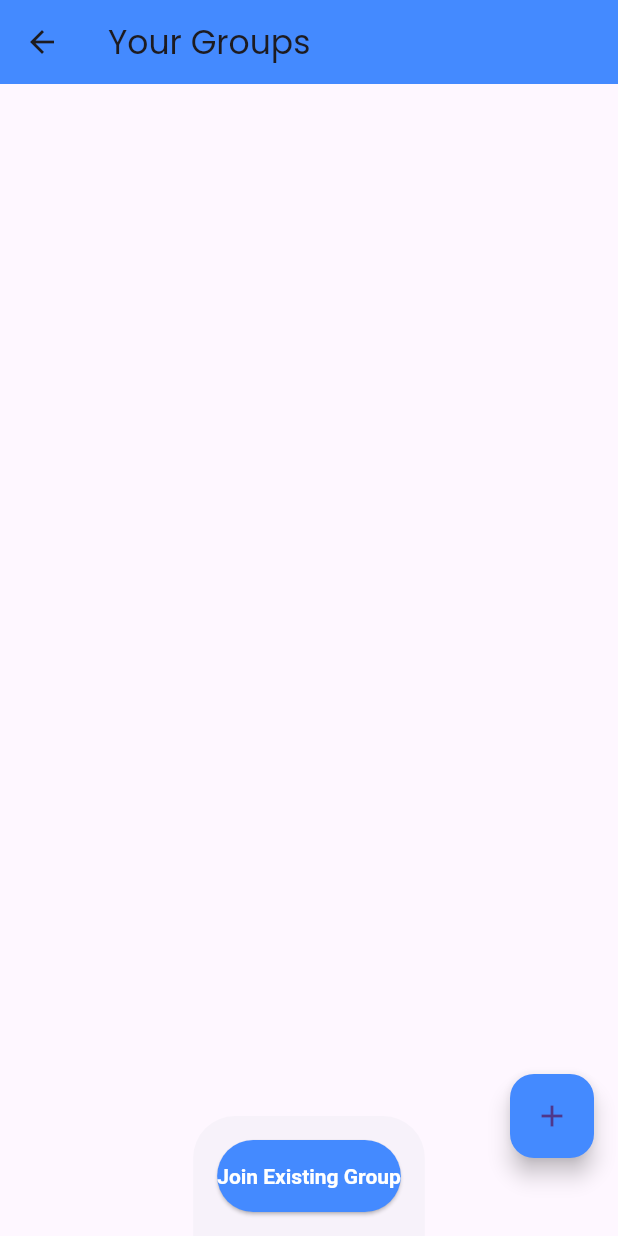
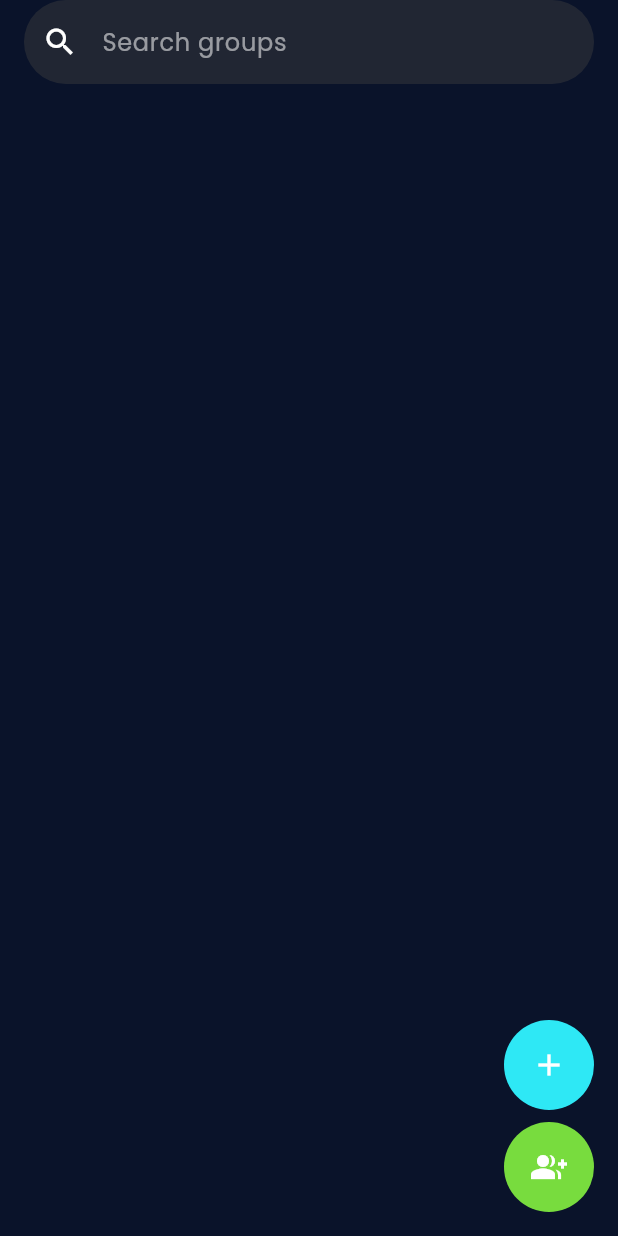
Before and after one commit to Apollo-Blaze/Orion, a Flutter app: the ChatsScreen screen opened directly, on a phone screen of 412 x 824 dp. Run offline on Flutter 3.47's test engine with Material 3 defaults, Android fonts, the phone set to English and light mode, and no system bars; our stand-ins replace cloud_firestore, firebase_auth, firebase_core, firebase_storage, flutter_local_notifications, google_fonts and 6 more; accounts and stored records are empty; project files that could hold a hidden picture were left out.

Commit message:
Completed groupchat

```diff
--- a/lib/screens/homeComponents/chats.dart
+++ b/lib/screens/homeComponents/chats.dart
@@ -8,13 +8,44 @@ class ChatsScreen extends StatefulWidget {
   _ChatsScreenState createState() => _ChatsScreenState();
 }
 
-class _ChatsScreenState extends State<ChatsScreen> {
+class _ChatsScreenState extends State<ChatsScreen> with TickerProviderStateMixin {
   List<Map<String, dynamic>> _joinedGroups = []; // List to store group info (id and name)
+  List<Map<String, dynamic>> _filteredGroups = []; // List to store filtered groups based on search query
+
+  final TextEditingController _searchController = TextEditingController();
+  final FocusNode _focusNode = FocusNode();
+  late AnimationController _fadeController;
+  late Animation<double> _fadeAnimation;
 
   @override
   void initState() {
     super.initState();
+
+    // Initialize the fade-in animation
+    _fadeController = AnimationController(
+      vsync: this,
+      duration: Duration(milliseconds: 400),
+    );
+
+    _fadeAnimation = Tween<double>(begin: 0.0, end: 1.0).animate(
+      CurvedAnimation(parent: _fadeController, curve: Curves.easeIn),
+    );
+
+    _fadeController.forward();
+
+    // Fetch the current groups and initialize the filtered list
     _loadJoinedGroups();
+
+    // Add listener for search input changes
+    _searchController.addListener(_filterGroups);
+  }
+
+  @override
+  void dispose() {
+    _fadeController.dispose();
+    _searchController.dispose();
+    _focusNode.dispose();
+    super.dispose();
   }
 
   // Fetch current user ID (UID) from FirebaseAuth
@@ -39,17 +70,19 @@ class _ChatsScreenState extends State<ChatsScreen> {
             .doc(userId) // Use the dynamic userId
             .get();
 
-        // Check if user has any joined groups
         if (snapshot.exists && snapshot.data()?['joined_groups'] != null) {
-          final joinedGroupIds = List<String>.from(snapshot.data()!['joined_groups']);
+          final joinedGroupIds =
+              List<String>.from(snapshot.data()!['joined_groups']);
 
           List<Map<String, dynamic>> groups = [];
           for (var groupId in joinedGroupIds) {
-            final groupDoc = await FirebaseFirestore.instance.collection('groups').doc(groupId).get();
+            final groupDoc = await FirebaseFirestore.instance
+                .collection('groups')
+                .doc(groupId)
+                .get();
 
             if (groupDoc.exists) {
-              final groupName = groupDoc['groupName']; // Fetch the group name from the group document
-
+              final groupName = groupDoc['groupName'];
               groups.add({
                 'groupId': groupId,
                 'groupName': groupName,
@@ -60,11 +93,13 @@ class _ChatsScreenState extends State<ChatsScreen> {
           }
 
           setState(() {
-            _joinedGroups = groups; // List of group info (id and name)
+            _joinedGroups = groups;
+            _filteredGroups = groups; // Initially show all groups
           });
         } else {
           setState(() {
             _joinedGroups = [];
+            _filteredGroups = [];
           });
         }
       } else {
@@ -75,12 +110,25 @@ class _ChatsScreenState extends State<ChatsScreen> {
     }
   }
 
+  // Filter groups based on the search query
+  void _filterGroups() {
+    String query = _searchController.text.toLowerCase();
+    setState(() {
+      _filteredGroups = _joinedGroups
+          .where((group) =>
+              group['groupName']?.toLowerCase().contains(query) ?? false)
+          .toList();
+    });
+  }
+
   // Create a new group with a dialog to enter a group name and generate a 6-digit code
   void _createGroup() async {
     String groupName = '';
-    String groupCode = DateTime.now().millisecondsSinceEpoch.toString().substring(0, 6); // Create a 6-digit code
+    String groupCode = DateTime.now()
+        .millisecondsSinceEpoch
+        .toString()
+        .substring(0, 6); // Create a 6-digit code
 
-    // Show dialog to ask for the group name
     showDialog(
       context: context,
       builder: (context) {
@@ -94,10 +142,16 @@ class _ChatsScreenState extends State<ChatsScreen> {
           ),
           actions: <Widget>[
                         TextButton(
+              onPressed: () {
+                Navigator.pop(context);
+              },
+              child: Text('Cancel'),
+            ),
+            TextButton(
               onPressed: () async {
                 if (groupName.isNotEmpty) {
-                  // Create the group in Firestore
-                  final groupRef = FirebaseFirestore.instance.collection('groups').doc();
+                  final groupRef =
+                      FirebaseFirestore.instance.collection('groups').doc();
                   await groupRef.set({
                     'groupId': groupRef.id,
                     'groupName': groupName,
@@ -105,16 +159,16 @@ class _ChatsScreenState extends State<ChatsScreen> {
                     'createdAt': Timestamp.now(),
                   });
 
-                  // Fetch the current userId and save the group to the user's joined groups
                   final userId = await _getCurrentUserId();
                   if (userId != null) {
-                    final userRef = FirebaseFirestore.instance.collection('users').doc(userId);
+                    final userRef = FirebaseFirestore.instance
+                        .collection('users')
+                        .doc(userId);
                     await userRef.update({
-                      'joined_groups': FieldValue.arrayUnion([groupRef.id]), // Add groupId to joined_groups list
+                      'joined_groups': FieldValue.arrayUnion([groupRef.id]),
                     });
                   }
 
-                  // Navigate to the ChatScreen with the newly created group
                   Navigator.push(
                     context,
                     MaterialPageRoute(
@@ -122,18 +176,80 @@ class _ChatsScreenState extends State<ChatsScreen> {
                     ),
                   );
                 } else {
-                  // Show error if the group name is empty
                   Navigator.pop(context);
                   _showErrorDialog('Please enter a valid group name');
                 }
               },
               child: Text('Create'),
             ),
+
+          ],
+        );
+      },
+    );
+  }
+
+  // Join an existing group by entering a group code
+  void _joinGroup() async {
+    String groupCode = ''; // Prompt the user to enter a group code
+
+    showDialog(
+      context: context,
+      builder: (context) {
+        return AlertDialog(
+          title: Text('Join Existing Group'),
+          content: TextField(
+            onChanged: (value) {
+              groupCode = value;
+            },
+            decoration: InputDecoration(hintText: 'Enter Group Code'),
+          ),
+          actions: <Widget>[
                         TextButton(
               onPressed: () {
-                Navigator.pop(context); // Close the dialog
+                Navigator.pop(context);
               },
               child: Text('Cancel'),
+            ),
+            TextButton(
+              onPressed: () async {
+                if (groupCode.isNotEmpty) {
+                  // Check if the group with the entered code exists
+                  final groupQuery = await FirebaseFirestore.instance
+                      .collection('groups')
+                      .where('groupCode', isEqualTo: groupCode)
+                      .limit(1)
+                      .get();
+
+                  if (groupQuery.docs.isNotEmpty) {
+                    final groupId = groupQuery.docs.first.id;
+                    final groupName = groupQuery.docs.first['groupName'];
+
+                    // Add the user to the group
+                    final userId = await _getCurrentUserId();
+                    if (userId != null) {
+                      final userRef = FirebaseFirestore.instance.collection('users').doc(userId);
+                      await userRef.update({
+                        'joined_groups': FieldValue.arrayUnion([groupId]),
+                      });
+
+                      // Navigate to the chat screen
+                      Navigator.push(
+                        context,
+                        MaterialPageRoute(
+                          builder: (context) => ChatScreen(groupId: groupId),
+                        ),
+                      );
+                    }
+                  } else {
+                    _showErrorDialog('Group not found or invalid code');
+                  }
+                } else {
+                  Navigator.pop(context);
+                  _showErrorDialog('Please enter a valid group code');
+                }
+              },
+              child: Text('Join'),
             ),
           ],
         );
@@ -141,73 +257,7 @@ class _ChatsScreenState extends State<ChatsScreen> {
     );
   }
 
-  // Function to join an existing group by entering a code
-  void _joinGroup() async {
-    // Show dialog to prompt for the 6-digit group code
-    String groupCode = '';
-    showDialog(
-      context: context,
-      builder: (context) {
-        return AlertDialog(
-          title: Text('Enter Group Code'),
-          content: TextField(
-            onChanged: (value) {
-              groupCode = value;
-            },
-            keyboardType: TextInputType.number,
-            decoration: InputDecoration(hintText: '6-digit code'),
-          ),
-          actions: <Widget>[
-            TextButton(
-              onPressed: () async {
-                // Check if the group exists
-                final groupSnapshot = await FirebaseFirestore.instance
-                    .collection('groups')
-                    .where('groupCode', isEqualTo: groupCode)
-                    .limit(1)
-                    .get();
-
-                if (groupSnapshot.docs.isNotEmpty) {
-                  // Join the group if it exists
-                  final groupId = groupSnapshot.docs.first.id;
-
-                  // Fetch the current userId and add to the user's joined groups
-                  final userId = await _getCurrentUserId();
-                  if (userId != null) {
-                    final userRef = FirebaseFirestore.instance.collection('users').doc(userId);
-                    await userRef.update({
-                      'joined_groups': FieldValue.arrayUnion([groupId]), // Add groupId to joined_groups list
-                    });
-                  }
-
-                  // Navigate to the ChatScreen with the joined group
-                  Navigator.push(
-                    context,
-                    MaterialPageRoute(
-                      builder: (context) => ChatScreen(groupId: groupId),
-                    ),
-                  );
-                } else {
-                  // Show error if the group code is invalid
-                  Navigator.pop(context);
-                  _showErrorDialog('Invalid Group Code');
-                }
-              },
-              child: Text('Join'),
-            ),
-            TextButton(
-              onPressed: () {
-                Navigator.pop(context); // Close the dialog
-              },
-              child: Text('Cancel'),
-            ),
-          ],
-        );
-      },
-    );
-  }
-
-  // Show an error dialog
+  // Show error dialog
   void _showErrorDialog(String message) {
     showDialog(
       context: context,
@@ -218,7 +268,7 @@ class _ChatsScreenState extends State<ChatsScreen> {
           actions: <Widget>[
             TextButton(
               onPressed: () {
-                Navigator.pop(context); // Close the dialog
+                Navigator.pop(context);
               },
               child: Text('OK'),
             ),
@@ -231,46 +281,112 @@ class _ChatsScreenState extends State<ChatsScreen> {
   @override
   Widget build(BuildContext context) {
     return Scaffold(
-      appBar: AppBar(
-        title: Text('Your Groups'),
-        backgroundColor: Colors.blueAccent,
+      backgroundColor: Color.fromARGB(255, 10, 19, 42),
+      body: Stack(
+        children: [
+          // Main content (search bar, group list)
+          Column(
+            children: [
+              FadeTransition(
+                opacity: _fadeAnimation,
+                child: Padding(
+                  padding: const EdgeInsets.symmetric(horizontal: 16.0),
+                  child: TextField(
+                    controller: _searchController,
+                    focusNode: _focusNode,
+                    decoration: InputDecoration(
+                      hintText: 'Search groups',
+                      hintStyle: TextStyle(color: Colors.white54),
+                      filled: true,
+                      fillColor: Color.fromARGB(113, 63, 63, 63),
+                      prefixIcon: _focusNode.hasFocus
+                          ? IconButton(
+                              icon: Icon(Icons.arrow_back, color: Colors.white),
+                              onPressed: () {
+                                _focusNode.unfocus();
+                                _searchController.clear();
+                              },
+                            )
+                          : Icon(Icons.search, color: Colors.white),
+                      border: OutlineInputBorder(
+                        borderRadius: BorderRadius.circular(30.0),
+                        borderSide: BorderSide.none,
                       ),
-      body: ListView.builder(
-        itemCount: _joinedGroups.length, // Only show joined groups
+                      focusedBorder: OutlineInputBorder(
+                        borderRadius: BorderRadius.circular(30.0),
+                        borderSide: BorderSide.none,
+                      ),
+                      enabledBorder: OutlineInputBorder(
+                        borderRadius: BorderRadius.circular(30.0),
+                        borderSide: BorderSide.none,
+                      ),
+                    ),
+                    style: TextStyle(color: Colors.white),
+                    onTap: () {
+                      _focusNode.requestFocus();
+                    },
+                  ),
+                ),
+              ),
+              Expanded(
+                child: ListView.builder(
+                  itemCount: _filteredGroups.length,
                   itemBuilder: (context, index) {
-          final group = _joinedGroups[index];
-
-          // Display the joined group with the group name
+                    final group = _filteredGroups[index];
                     return ListTile(
-            title: Text(group['groupName'] ?? 'No Group Name'),
-            subtitle: Text('Joined Group'),
+                      title: Text(
+                        group['groupName'] ?? 'No Group Name',
+                        style: TextStyle(
+                            color: Colors.white,
+                            fontWeight: FontWeight.bold,
+                            fontSize: 18),
+                      ),
+                      subtitle: Text(
+                        'Joined Group',
+                        style: TextStyle(color: Colors.white70),
+                      ),
                       onTap: () {
-              // Navigate to the ChatScreen for the selected group
                         Navigator.push(
                           context,
                           MaterialPageRoute(
-                  builder: (context) => ChatScreen(groupId: group['groupId']),
+                            builder: (context) =>
+                                ChatScreen(groupId: group['groupId']),
                           ),
                         );
                       },
                     );
                   },
                 ),
-      floatingActionButton: FloatingActionButton(
-        onPressed: _createGroup, // Create a new group when the button is pressed
-        child: Icon(Icons.add),
-        backgroundColor: Colors.blueAccent,
               ),
-      bottomSheet: Padding(
-        padding: const EdgeInsets.all(16.0),
-        child: ElevatedButton(
-          onPressed: _joinGroup, // Join an existing group when the button is pressed
-          child: Text('Join Existing Group'),
-          style: ElevatedButton.styleFrom(
-            backgroundColor: Colors.blueAccent,
-            padding: EdgeInsets.symmetric(vertical: 16),
+            ],
+          ),
+          // Positioned buttons (Create and Join)
+          Positioned(
+            bottom: 16.0,
+            right: 16.0,
+            child: Column(
+              children: [
+                CircleAvatar(
+                  radius: 30.0,
+                  backgroundColor: const Color.fromARGB(255, 46, 232, 245),
+                  child: IconButton(
+                    icon: Icon(Icons.add, color: Colors.white),
+                    onPressed: _createGroup,
                   ),
                 ),
+                SizedBox(height: 8.0),
+                CircleAvatar(
+                  radius: 30.0,
+                  backgroundColor: const Color.fromARGB(255, 120, 220, 62),
+                  child: IconButton(
+                    icon: Icon(Icons.group_add, color: Colors.white),
+                    onPressed: _joinGroup,
+                  ),
+                ),
+              ],
+            ),
+          ),
+        ],
       ),
     );
   }
```
Also changed, not shown: lib/screens/homeComponents/chat.dart (+44 -10 lines). Lines whose indentation alone changed are shown as unchanged.
